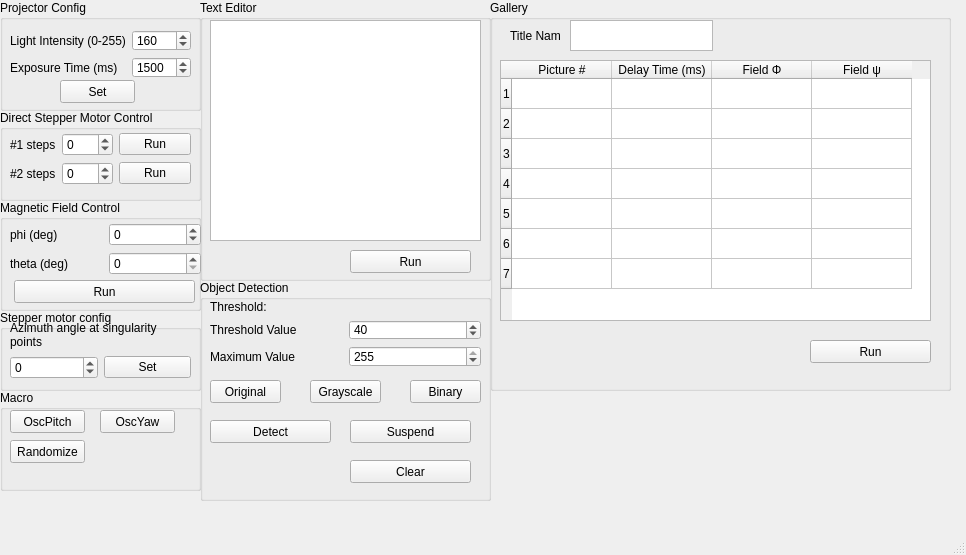
This is pycrafter4500_stepper-based-master/client side/mainwindow.ui in ZhaoxinLee/MagRobotPrinter as Qt 5 draws it before an edit. The edited form follows.
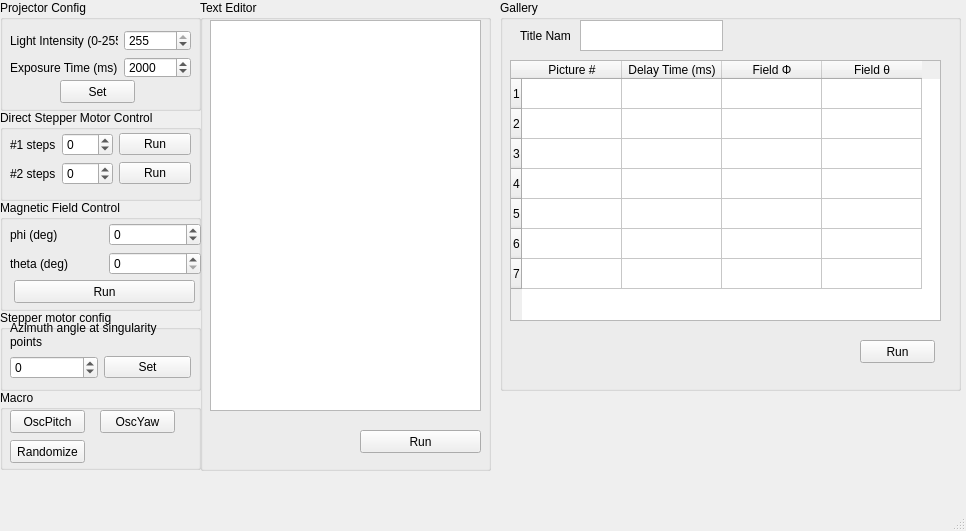
This is the edited form.

```diff
--- a/pycrafter4500_stepper-based-master/client side/mainwindow.ui
+++ b/pycrafter4500_stepper-based-master/client side/mainwindow.ui
@@ -7,7 +7,7 @@
     <x>0</x>
     <y>0</y>
     <width>966</width>
-    <height>555</height>
+    <height>531</height>
    </rect>
   </property>
   <property name="windowTitle">
@@ -65,7 +65,7 @@
          <number>255</number>
         </property>
         <property name="value">
-         <number>160</number>
+         <number>255</number>
         </property>
         <property name="displayIntegerBase">
          <number>10</number>
@@ -82,10 +82,10 @@
       <item row="1" column="1">
        <widget class="QSpinBox" name="spb_LED_exposureTime">
         <property name="maximum">
-         <number>5000</number>
+         <number>600000</number>
         </property>
         <property name="value">
-         <number>1500</number>
+         <number>2000</number>
         </property>
        </widget>
       </item>
@@ -98,7 +98,7 @@
       <x>200</x>
       <y>0</y>
       <width>291</width>
-      <height>281</height>
+      <height>471</height>
      </rect>
     </property>
     <property name="title">
@@ -110,15 +110,15 @@
        <x>10</x>
        <y>20</y>
        <width>271</width>
-       <height>221</height>
+       <height>391</height>
       </rect>
      </property>
     </widget>
     <widget class="QPushButton" name="btn_editor_update">
      <property name="geometry">
       <rect>
-       <x>150</x>
-       <y>250</y>
+       <x>160</x>
+       <y>430</y>
        <width>121</width>
        <height>23</height>
       </rect>
@@ -335,7 +335,7 @@
       <x>0</x>
       <y>390</y>
       <width>201</width>
-      <height>101</height>
+      <height>80</height>
      </rect>
     </property>
     <property name="title">
@@ -384,7 +384,7 @@
    <widget class="QGroupBox" name="groupBox_8">
     <property name="geometry">
      <rect>
-      <x>490</x>
+      <x>500</x>
       <y>0</y>
       <width>461</width>
       <height>391</height>
@@ -454,16 +454,16 @@
      </column>
      <column>
       <property name="text">
-       <string>Field ψ</string>
+       <string>Field θ</string>
       </property>
      </column>
     </widget>
     <widget class="QPushButton" name="btn_runGallery">
      <property name="geometry">
       <rect>
-       <x>320</x>
+       <x>360</x>
        <y>340</y>
-       <width>121</width>
+       <width>75</width>
        <height>23</height>
       </rect>
      </property>
@@ -513,150 +513,6 @@
      </property>
     </widget>
    </widget>
-   <widget class="QGroupBox" name="groupBox_7">
-    <property name="geometry">
-     <rect>
-      <x>200</x>
-      <y>280</y>
-      <width>291</width>
-      <height>221</height>
-     </rect>
-    </property>
-    <property name="title">
-     <string>Object Detection</string>
-    </property>
-    <widget class="QWidget" name="verticalLayoutWidget">
-     <property name="geometry">
-      <rect>
-       <x>10</x>
-       <y>20</y>
-       <width>271</width>
-       <height>67</height>
-      </rect>
-     </property>
-     <layout class="QGridLayout" name="gridLayout_4" rowstretch="0,0,0">
-      <item row="1" column="1">
-       <widget class="QSpinBox" name="spb_threshval">
-        <property name="maximum">
-         <number>255</number>
-        </property>
-        <property name="value">
-         <number>40</number>
-        </property>
-       </widget>
-      </item>
-      <item row="1" column="0">
-       <widget class="QLabel" name="label_10">
-        <property name="text">
-         <string>Threshold Value</string>
-        </property>
-       </widget>
-      </item>
-      <item row="0" column="0">
-       <widget class="QLabel" name="label_8">
-        <property name="text">
-         <string>Threshold:</string>
-        </property>
-       </widget>
-      </item>
-      <item row="2" column="0">
-       <widget class="QLabel" name="label_11">
-        <property name="text">
-         <string>Maximum Value</string>
-        </property>
-       </widget>
-      </item>
-      <item row="2" column="1">
-       <widget class="QSpinBox" name="spb_maxval">
-        <property name="maximum">
-         <number>255</number>
-        </property>
-        <property name="value">
-         <number>255</number>
-        </property>
-       </widget>
-      </item>
-     </layout>
-    </widget>
-    <widget class="QPushButton" name="btn_binary">
-     <property name="geometry">
-      <rect>
-       <x>210</x>
-       <y>100</y>
-       <width>71</width>
-       <height>23</height>
-      </rect>
-     </property>
-     <property name="text">
-      <string>Binary</string>
-     </property>
-    </widget>
-    <widget class="QPushButton" name="btn_original">
-     <property name="geometry">
-      <rect>
-       <x>10</x>
-       <y>100</y>
-       <width>71</width>
-       <height>23</height>
-      </rect>
-     </property>
-     <property name="text">
-      <string>Original</string>
-     </property>
-    </widget>
-    <widget class="QPushButton" name="btn_grayscale">
-     <property name="geometry">
-      <rect>
-       <x>110</x>
-       <y>100</y>
-       <width>71</width>
-       <height>23</height>
-      </rect>
-     </property>
-     <property name="text">
-      <string>Grayscale</string>
-     </property>
-    </widget>
-    <widget class="QPushButton" name="btn_detectContour">
-     <property name="geometry">
-      <rect>
-       <x>10</x>
-       <y>140</y>
-       <width>121</width>
-       <height>23</height>
-      </rect>
-     </property>
-     <property name="text">
-      <string>Detect</string>
-     </property>
-    </widget>
-    <widget class="QPushButton" name="btn_clearContour">
-     <property name="geometry">
-      <rect>
-       <x>150</x>
-       <y>180</y>
-       <width>121</width>
-       <height>23</height>
-      </rect>
-     </property>
-     <property name="text">
-      <string>Clear</string>
-     </property>
-    </widget>
-    <widget class="QPushButton" name="btn_susContour">
-     <property name="geometry">
-      <rect>
-       <x>150</x>
-       <y>140</y>
-       <width>121</width>
-       <height>23</height>
-      </rect>
-     </property>
-     <property name="text">
-      <string>Suspend</string>
-     </property>
-    </widget>
-   </widget>
   </widget>
   <widget class="QMenuBar" name="menubar">
    <property name="geometry">
```
